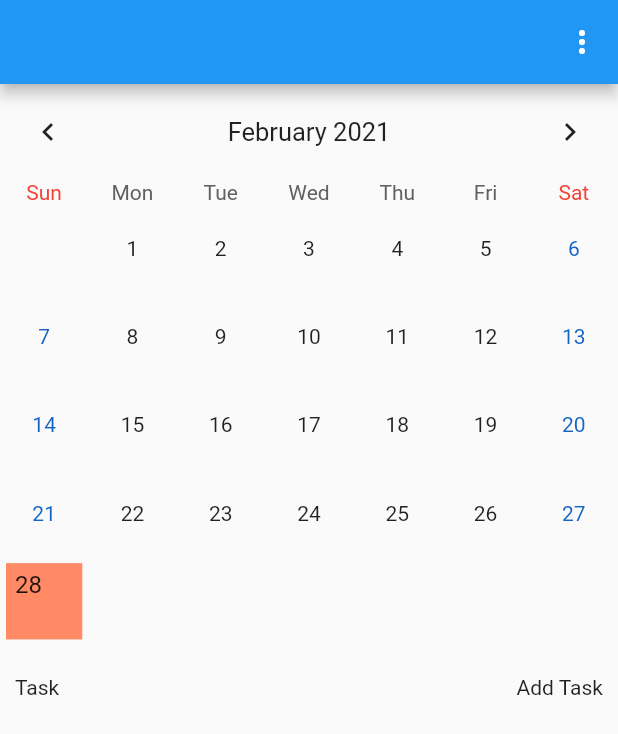
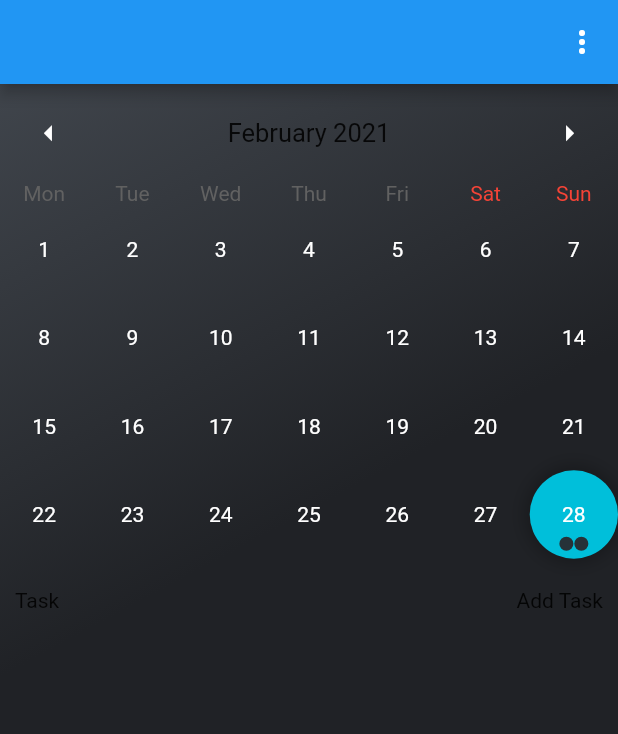
Before and after one commit to manofi21/DevJournal, a Flutter app: the screen it shows after launch, on a phone screen of 412 x 824 dp. Shown: the top 734 px of the screen. Run offline on Flutter 3.47's test engine with Material 2 defaults, Android fonts, the phone set to English and light mode, and no system bars; drawn by our look-alikes of table_calendar; our stand-ins replace date_time_picker, flutter_hooks, flutter_riverpod, freezed_annotation; missing offline and left inert: motion_widget; generated files the repository leaves out were written again.

```diff
--- a/lib/view/home_page.dart
+++ b/lib/view/home_page.dart
@@ -5,11 +5,8 @@ import 'package:DevJournal/view_model/task_API_riverpod.dart';
 import 'package:flutter/material.dart';
 import 'package:flutter_hooks/flutter_hooks.dart';
 import 'package:flutter_riverpod/flutter_riverpod.dart';
-import 'package:intl/intl.dart';
 import 'package:table_calendar/table_calendar.dart';
-
 import 'change_password.dart';
-import 'create_update_page.dart';
 import 'log_out.dart';
 
 GlobalKey<ScaffoldState> scaffoldKey = GlobalKey<ScaffoldState>();
@@ -25,7 +22,12 @@ class HomePageHook extends HookWidget {
 }
 
 final dateTimeChangeProvider =
-    ChangeNotifierProvider((ref) => DateTimeChangeNotifier());
+    ChangeNotifierProvider<DateTimeChangeNotifier>((ref) {
+  final todosState = ref.watch(todosNotifierProvider.state);
+  List<Task> eventsProvider = List();
+  todosState.whenData((value) => eventsProvider = value);
+  return DateTimeChangeNotifier(eventsProvider);
+});
 
 class HomePageRiverpod extends StatefulWidget {
   final AnimationController animationController;
@@ -74,8 +76,20 @@ class _HomePageRiverpodState extends State<HomePageRiverpod> {
               })
             ],
           ),
-          // yang ini udah pake StateNotifier
-          body: todosState.when(
+          body: Container(
+            decoration: BoxDecoration(
+                gradient: LinearGradient(
+                    begin: Alignment.topLeft,
+                    end: Alignment.bottomRight,
+                    stops: [
+                  0.0,
+                  0.4
+                ],
+                    colors: [
+                  Color.fromRGBO(64, 69, 76, 1),
+                  Color.fromRGBO(32, 34, 38, 1)
+                ])),
+            child: todosState.when(
                 data: (data) {
                   return Column(
                     mainAxisSize: MainAxisSize.max,
@@ -93,7 +107,8 @@ class _HomePageRiverpodState extends State<HomePageRiverpod> {
                             Text("Task"),
                             InkWell(
                                 child: Text("Add Task"),
-                              onTap: accessRiverpod.isAddTaskAvailable(context))
+                                onTap:
+                                    accessRiverpod.isAddTaskAvailable(context))
                           ],
                         ),
                       ),
@@ -101,33 +116,13 @@ class _HomePageRiverpodState extends State<HomePageRiverpod> {
                     ],
                   );
                 },
-              loading: () => Center(child: CircularProgressIndicator()),
-              error: (e, _) => Center(child: Text(e.toString()))),
-
-          // Yang Ini data nya masih kosong
-          // body: Column(
-          //   mainAxisSize: MainAxisSize.max,
-          //   children: <Widget>[
-          //     BuidlTableCalendar(
-          //       animationController: animationController,
-          //       calendarController: calendarController,
-          //     ),
-          //     const SizedBox(height: 10.0),
-          //     Padding(
-          //       padding: const EdgeInsets.all(10.0),
-          //       child: Row(
-          //         mainAxisAlignment: MainAxisAlignment.spaceBetween,
-          //         children: [
-          //           Text("Task"),
-          //           InkWell(
-          //               child: Text("Add Task"),
-          //               onTap: accessRiverpod.isAddTaskAvailable(context))
-          //         ],
-          //       ),
-          //     ),
-          //     Expanded(child: BuidlEventList()),
-          //   ],
-          // ),
+                loading: () => Center(
+                      child: CircularProgressIndicator(),
+                    ),
+                error: (e, _) => Center(
+                      child: Text(e.toString()),
+                    )),
+          ),
         );
       },
     );
@@ -169,69 +164,95 @@ class BuidlTableCalendar extends StatelessWidget {
 
   @override
   Widget build(BuildContext context) {
-    String _selectedDay = DateFormat("yyyy-MM-dd HH:mm").format(DateTime.now());
-    Map<String, List<dynamic>> _events = {_selectedDay: []};
     final accessRiverpod = context.read(dateTimeChangeProvider);
-    // final accessAPI = context.read(todosNotifierProvider.state);
-    // // ini nanti munculin data dari _events doang.
-    // // klo tablenya di select
-    // accessAPI.whenData((value) => value.forEach((result) {
-    //       if (_events[result.startTimes] == null) {
-    //         _events[result.startTimes] = [];
-    //       }
-    //       print(result);
-    //       _events[result.startTimes].add(result);
-    //       print(_events[result.startTimes]);
-    //     }));
-
+    final accessAPI = context.read(todosNotifierProvider.state);
     return TableCalendar(
       locale: 'en_US',
       calendarController: calendarController,
-      events: eventsChanges(accessRiverpod.eventsProvider ?? _events),
+      events: eventsChanges(accessRiverpod.eventsProvider),
       initialCalendarFormat: CalendarFormat.month,
       formatAnimation: FormatAnimation.slide,
-      startingDayOfWeek: StartingDayOfWeek.sunday,
+      startingDayOfWeek: StartingDayOfWeek.monday,
       availableGestures: AvailableGestures.all,
       availableCalendarFormats: const {
         CalendarFormat.month: '',
       },
       calendarStyle: CalendarStyle(
         outsideDaysVisible: false,
-        weekendStyle: TextStyle().copyWith(color: Colors.blue[800]),
+        weekdayStyle: TextStyle(color: Colors.white),
+        weekendStyle: TextStyle().copyWith(color: Colors.white),
+        eventDayStyle: TextStyle().copyWith(color: Colors.white),
+        holidayStyle: TextStyle().copyWith(color: Colors.white),
       ),
       headerStyle: HeaderStyle(
+          rightChevronIcon:
+              Icon(Icons.arrow_right, size: 25, color: Colors.white),
+          leftChevronIcon:
+              Icon(Icons.arrow_left, size: 25, color: Colors.white),
           centerHeaderTitle: true,
           formatButtonVisible: false,
-      ),
+          titleMonthStyle: TextStyle(color: Colors.orange)),
       builders: CalendarBuilders(
         selectedDayBuilder: (context, date, _) {
           return FadeTransition(
             opacity: Tween(begin: 0.0, end: 1.0).animate(animationController),
             child: Container(
-              margin: const EdgeInsets.all(4.0),
-              padding: const EdgeInsets.only(top: 5.0, left: 6.0),
-              color: Colors.deepOrange[300],
-              width: 100,
-              height: 100,
+              decoration: BoxDecoration(boxShadow: [
+                BoxShadow(
+                    blurRadius: 10,
+                    spreadRadius: 2,
+                    color: Color.fromRGBO(0, 0, 0, 0.3))
+              ], shape: BoxShape.circle, color: Color.fromRGBO(0, 191, 218, 1)
+                  // color: Colors.deepOrange[300],
+                  ),
+              child: Center(
                 child: Text(
                   '${date.day}',
-                style: TextStyle().copyWith(fontSize: 16.0),
+                  style: TextStyle(color: Colors.white),
+                ),
               ),
             ),
           );
+          // return FadeTransition(
+          //   opacity: Tween(begin: 0.0, end: 1.0).animate(animationController),
+          //   child: Container(
+          //     margin: const EdgeInsets.all(4.0),
+          //     padding: const EdgeInsets.only(top: 5.0, left: 6.0),
+          //     color: Colors.deepOrange[300],
+          //     width: 100,
+          //     height: 100,
+          //     child: Text(
+          //       '${date.day}',
+          //       style: TextStyle().copyWith(fontSize: 16.0),
+          //     ),
+          //   ),
+          // );
         },
         todayDayBuilder: (context, date, _) {
           return Container(
-            margin: const EdgeInsets.all(4.0),
-            padding: const EdgeInsets.only(top: 5.0, left: 6.0),
-            color: Colors.amber[400],
-            width: 100,
-            height: 100,
+            decoration: BoxDecoration(
+                // color: Colors.orange[400],
+                border: Border.all(color: Colors.orange[400]),
+                borderRadius: BorderRadius.all(Radius.circular(5))),
+            child: Center(
               child: Text(
                 '${date.day}',
-              style: TextStyle().copyWith(fontSize: 16.0),
+                style: TextStyle(color: Colors.white),
+                // style: TextStyle().copyWith(fontSize: 16.0),
+              ),
             ),
           );
+          // return Container(
+          //   margin: const EdgeInsets.all(4.0),
+          //   padding: const EdgeInsets.only(top: 5.0, left: 6.0),
+          //   color: Colors.amber[400],
+          //   width: 100,
+          //   height: 100,
+          //   child: Text(
+          //     '${date.day}',
+          //     style: TextStyle().copyWith(fontSize: 16.0),
+          //   ),
+          // );
         },
         markersBuilder: (context, date, events, holidays) {
           final children = <Widget>[];
@@ -260,21 +281,12 @@ class BuidlEventList extends StatelessWidget {
   @override
   Widget build(BuildContext context) {
     final accessRiverpod = context.read(dateTimeChangeProvider);
-    String _selectedDay = DateFormat("yyyy-MM-dd HH:mm").format(DateTime.now());
-    Map<String, List<dynamic>> _events = {_selectedDay: []};
-    List _selectedEvents = _events[_selectedDay] ?? [];
     return ListView.builder(
-        itemCount: (accessRiverpod.selectedEventProvider == null
-                ? _selectedEvents
-                : accessRiverpod.selectedEventProvider)
-            .length,
+        itemCount: accessRiverpod.selectedEventProvider.length,
         itemBuilder: (context, index) {
-          Task _task = ((accessRiverpod.selectedEventProvider == null
-              ? _selectedEvents
-              : accessRiverpod.selectedEventProvider)[index] as Task);
+          Task _task = accessRiverpod.selectedEventProvider[index] as Task;
           return Row(
             children: [
-              // showDetailDialog
               Expanded(
                 child: Container(
                   decoration: BoxDecoration(
@@ -294,7 +306,6 @@ class BuidlEventList extends StatelessWidget {
                             ),
                             TextSpan(
                               text: " - ${_task.featureNames}",
-                              // style: TextStyle(fontWeight: FontWeight.bold),
                             )
                           ]),
                     ),
--- a/lib/view_model/repository/API_repository.dart
+++ b/lib/view_model/repository/API_repository.dart
@@ -8,8 +8,8 @@ abstract class TodoRepository {
   Future<List<Task>> retrieveTodos();
   Future<void> addTodo(Task task);
   // Future<void> toggle(String id);
-  Future<void> edit(Task task);
-  Future<void> remove(int id);
+  Future<void> edit(int id, Task task);
+  Future<void> remove(int id, Task task);
 }
 
 class TodoException implements Exception {
@@ -29,7 +29,7 @@ const double errorLikelihood = 0.4;
 
 class FakeTodoRepository implements TodoRepository {
   FakeTodoRepository() : random = Random() {
-    mockTodoStorage = [...lTask,...lTask2,...lTask3];
+    mockTodoStorage = [...lTask4];
   }
 
   List<Task> mockTodoStorage;
@@ -57,36 +57,37 @@ class FakeTodoRepository implements TodoRepository {
   Future<void> addTodo(Task task) async {
     await _waitRandomTime();
     // updating mock storage
-    if (random.nextDouble() < errorLikelihood) {
-      throw const TodoException('Todo could not be added');
-    } else {
-      mockTodoStorage = [...mockTodoStorage]..add(Task());
-    }
+    // if (random.nextDouble() < errorLikelihood) {
+    //   throw const TodoException('Todo could not be added');
+    // } else {
+    mockTodoStorage = [...mockTodoStorage]..add(Task());
+    // }
   }
 
   @override
-  Future<void> edit(Task task) async {
+  Future<void> edit(int id, Task task) async {
     await _waitRandomTime();
     // updating mock storage
-    if (random.nextDouble() < errorLikelihood) {
-      throw const TodoException('Could not update todo');
-    } else {
-      mockTodoStorage = [
-        for (final todo in mockTodoStorage)
-          if (todo.id == task.id) task else todo,
-      ];
-    }
+    // if (random.nextDouble() < errorLikelihood) {
+    //   throw const TodoException('Could not update todo');
+    // } else {
+    print("API_Repository : " + task.toString());
+    mockTodoStorage = [
+      for (final todo in mockTodoStorage)
+        if (mockTodoStorage.indexOf(todo) == id) task else todo,
+    ];
+    // }
   }
 
   @override
-  Future<void> remove(int id) async {
+  Future<void> remove(int id, Task task) async {
     await _waitRandomTime();
     // updating mock storage
     if (random.nextDouble() < errorLikelihood) {
       throw const TodoException('Todo could not be removed');
     } else {
       mockTodoStorage =
-          mockTodoStorage.where((element) => element.id != id).toList();
+          mockTodoStorage.where((element) => element != task).toList();
     }
   }
 }
@@ -205,3 +206,24 @@ List<Task> lTask3 = [
       finishTimes: DateFormat("yyyy-MM-dd HH:mm")
           .format(DateTime.now().add(Duration(hours: 6)))),
 ];
+
+List<Task> lTask4 = [
+  Task(
+      idUser: "2",
+      idProject: "2",
+      projectNames: "DevJournal Web",
+      featureNames: "Dev Schedule",
+      description: "App for record dev activitiy",
+      startTimes: DateFormat("yyyy-MM-dd HH:mm").format(DateTime.now()),
+      finishTimes: DateFormat("yyyy-MM-dd HH:mm")
+          .format(DateTime.now().add(Duration(hours: 4)))),
+  Task(
+      idUser: "2",
+      idProject: "2",
+      projectNames: "DevJournal Web 2",
+      featureNames: "Dev Schedule",
+      description: "App for record dev activitiy 2",
+      startTimes: DateFormat("yyyy-MM-dd HH:mm").format(DateTime.now()),
+      finishTimes: DateFormat("yyyy-MM-dd HH:mm")
+          .format(DateTime.now().add(Duration(minutes: 45)))),
+];
```
Also changed, not shown: lib/view/create_update_page.dart (+11 -5 lines), lib/view/status_dialog.dart (added, +40 -0 lines), lib/view_model/date_riverpod.dart (+44 -34 lines), lib/view_model/task_API_riverpod.dart (+31 -12 lines). Lines whose indentation alone changed are shown as unchanged.
